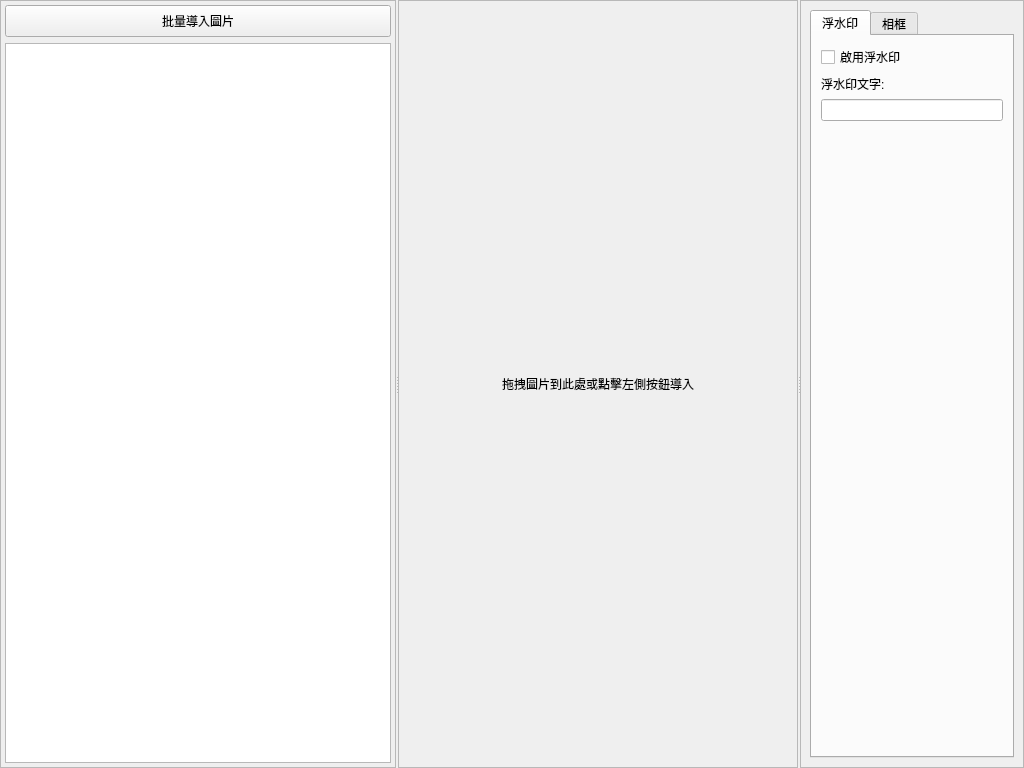
HuangNO1/stellar-neo, file ui/components/gallery.ui: the form before one commit.
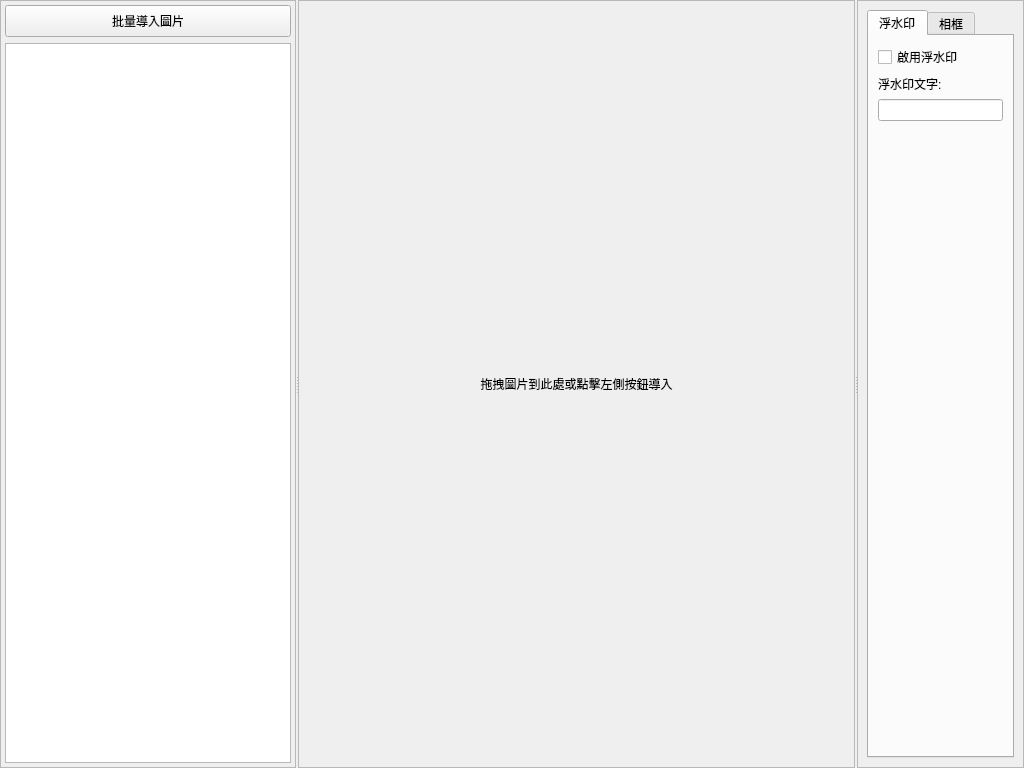
The form after the commit. Custom widgets are drawn as their Qt base class.

Patch:
```diff
--- a/ui/components/gallery.ui
+++ b/ui/components/gallery.ui
@@ -35,6 +35,12 @@
       <number>2</number>
      </property>
      <widget class="QFrame" name="left_panel">
+      <property name="maximumSize">
+       <size>
+        <width>600</width>
+        <height>16777215</height>
+       </size>
+      </property>
       <property name="frameShape">
        <enum>QFrame::Shape::StyledPanel</enum>
       </property>
@@ -103,6 +109,12 @@
        </property>
        <item>
         <widget class="QLabel" name="image_preview_label">
+         <property name="minimumSize">
+          <size>
+           <width>500</width>
+           <height>0</height>
+          </size>
+         </property>
          <property name="text">
           <string>拖拽圖片到此處或點擊左側按鈕導入</string>
          </property>
```
Left out of the diff: 6 changed lines with no effect on the pictures.
